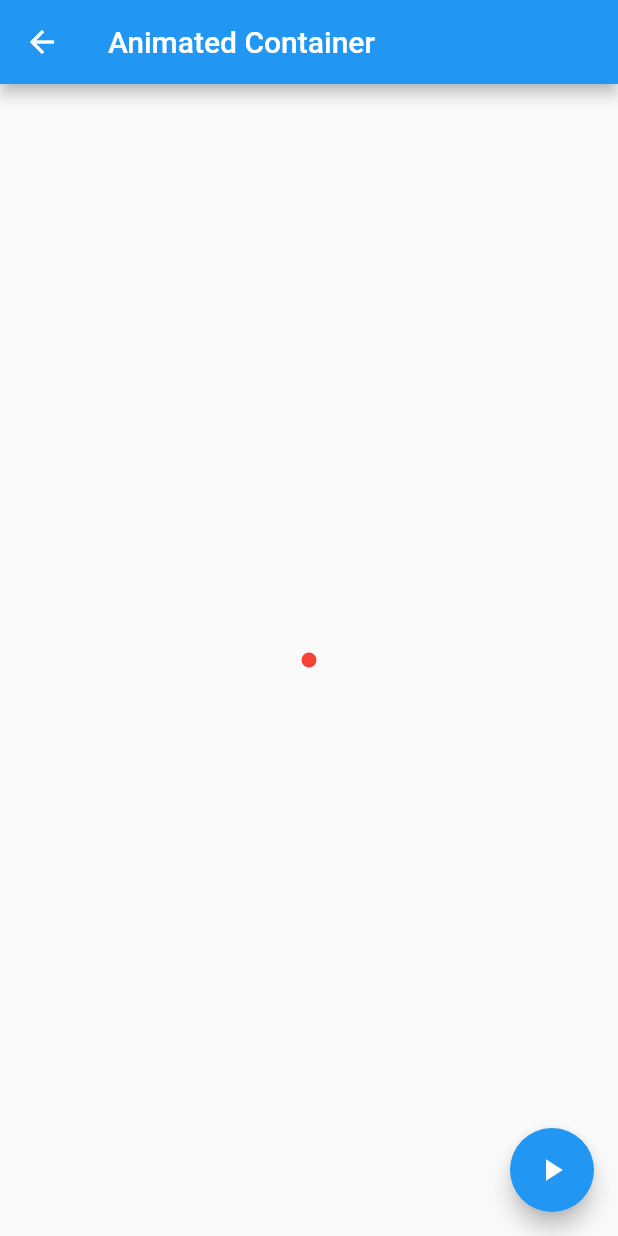
After one commit to muckystack/flutter_componentes_FH, a Flutter app: the AnimatedContainerPage screen opened by its route, after a tap on the "play arrow" icon, on a phone screen of 412 x 824 dp. The commit adds this screen. Run offline on Flutter 3.47's test engine with Material 2 defaults, Android fonts, the phone set to English and light mode, and no system bars.

Commit message:
Creo una nueva pantalla en la cual se van a incluir animaciones en un container. Creo su ruta y cargo su incono para que se muestre en pantalla. Tambien cambio los estados con un boton flotante (falta la animacion)

```diff
--- a/data/menu_opts.json
+++ b/data/menu_opts.json
@@ -15,6 +15,11 @@
             "ruta" : "card",
             "icon" : "folder_open",
             "texto": "Cards - Tarjetas"
+        },
+        {
+            "ruta" : "animatedContainer",
+            "icon" : "donut_large",
+            "texto": "Animated Container"
         }
     ]
 }
--- /dev/null
+++ b/lib/src/pages/animated_container.dart
@@ -0,0 +1,47 @@
+import 'package:flutter/material.dart';
+
+class AnimatedContainerPage extends StatefulWidget {
+  AnimatedContainerPage({Key key}) : super(key: key);
+
+  _AnimatedContainerPageState createState() => _AnimatedContainerPageState();
+}
+
+class _AnimatedContainerPageState extends State<AnimatedContainerPage> {
+
+  double _width = 50.0;
+  double _height = 50.0;
+  Color _color = Colors.pink;
+  BorderRadiusGeometry _borderRadius = BorderRadius.circular(8.0);
+
+  @override
+  Widget build(BuildContext context) {
+    return Scaffold(
+      appBar: AppBar(
+        title: Text('Animated Container'),
+      ),
+      body: Center(
+        child: Container(
+          width: _width,
+          height: _height,
+          decoration: BoxDecoration(
+            borderRadius: _borderRadius,
+            color: _color
+          ),
+        ),
+      ),
+
+      floatingActionButton: FloatingActionButton(
+        child: Icon(Icons.play_arrow),
+        onPressed: _cambiarForma,
+      ),
+    );
+  }
+
+  void _cambiarForma() {
+    setState(() {
+      _width = 10.0;
+      _height = 10.0;
+      _color = Colors.red;
+    });
+  }
+}
--- a/lib/src/routes/routes.dart
+++ b/lib/src/routes/routes.dart
@@ -1,5 +1,6 @@
 import 'package:flutter/material.dart';
 import 'package:flutter_componentes_fh/src/pages/alert_page.dart';
+import 'package:flutter_componentes_fh/src/pages/animated_container.dart';
 import 'package:flutter_componentes_fh/src/pages/avatar_page.dart';
 import 'package:flutter_componentes_fh/src/pages/card_page.dart';
 import 'package:flutter_componentes_fh/src/pages/home_page.dart';
@@ -11,6 +12,7 @@ Map<String, WidgetBuilder> getApplicationRoutes() {
     'alert': (BuildContext context) => AlertPage(),
     'avatar': (BuildContext context) => AvatarPage(),
     'card': (BuildContext context) => CardPage(),
+    'animatedContainer': (BuildContext context) => AnimatedContainerPage(),
   };
 
 }
--- a/lib/src/utils/icono_string_util.dart
+++ b/lib/src/utils/icono_string_util.dart
@@ -4,6 +4,7 @@ final _icons = <String , IconData> {
   'add_alert': Icons.add_alert,
   'accessibility': Icons.accessibility,
   'folder_open': Icons.folder_open,
+  'donut_large': Icons.donut_large,
 };
 
 
```
